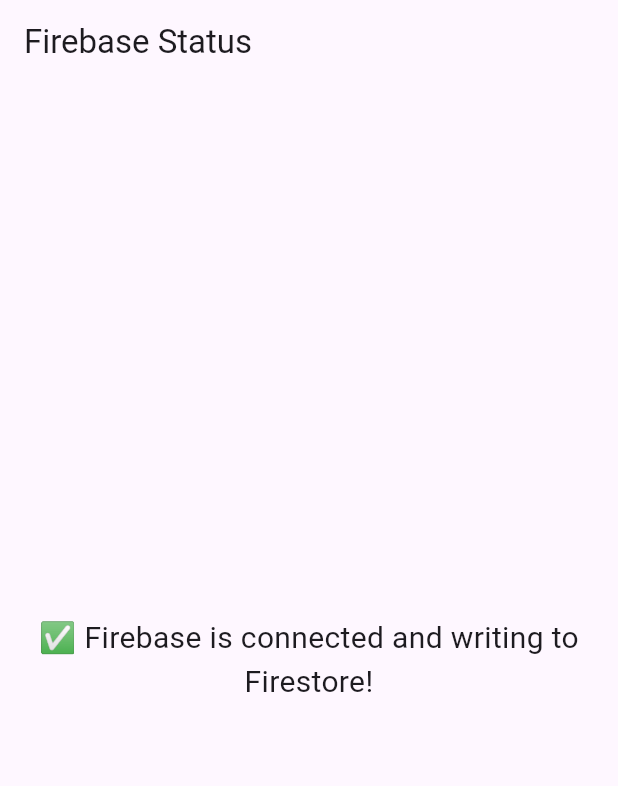
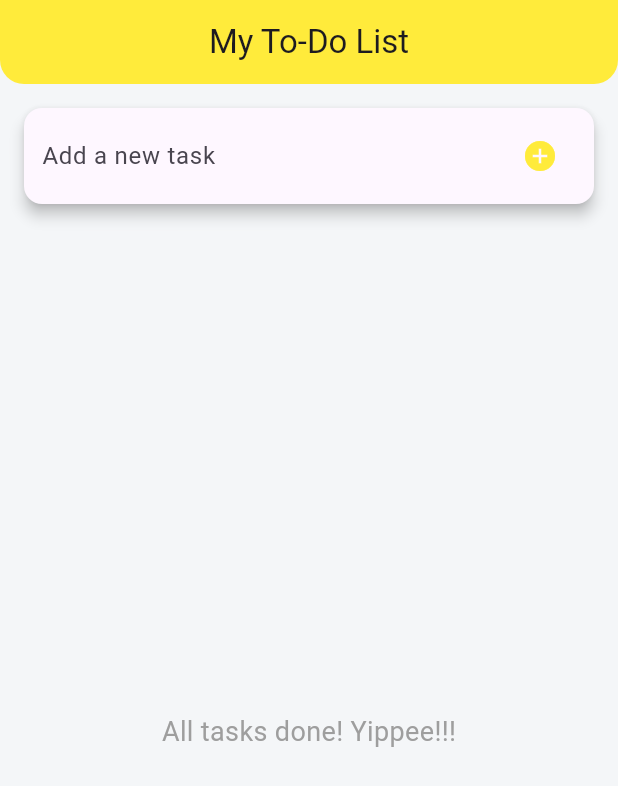
Before and after one commit to lprest/fire_base_app, a Flutter app: the screen it shows after launch, on a phone screen of 412 x 824 dp. Shown: the top 786 px of the screen. Run offline on Flutter 3.47's test engine with Material 3 defaults, Android fonts, the phone set to English and light mode, and no system bars; our stand-ins replace cloud_firestore, firebase_core; accounts and stored records are empty.

Commit message:
Final firebase project

```diff
--- a/lib/main.dart
+++ b/lib/main.dart
@@ -1,87 +1,25 @@
 import 'package:flutter/material.dart';
 import 'package:firebase_core/firebase_core.dart';
-import 'package:cloud_firestore/cloud_firestore.dart';
 import 'firebase_options.dart';
+import 'pages/todo_page.dart';
 
-Future<void> main() async {
+void main() async {
   WidgetsFlutterBinding.ensureInitialized();
   await Firebase.initializeApp(
     options: DefaultFirebaseOptions.currentPlatform,
   );
-  var db = FirebaseFirestore.instance;
-  // Create a new user with a first and last name
-  final user = <String, dynamic>{
-    "first": "Ada",
-    "last": "Lovelace",
-    "born": 1815
-  };
-
-// Add a new document with a generated ID
-  db.collection("users").add(user).then((DocumentReference doc) =>
-      print('DocumentSnapshot added with ID: ${doc.id}'));
-
-  await db.collection("users").get().then((event) {
-    for (var doc in event.docs) {
-      print("${doc.id} => ${doc.data()}");
-    }
-  });
-
-  runApp(const MyApp());
+  runApp(const ToDoApp());
 }
 
-class MyApp extends StatelessWidget {
-  const MyApp({super.key});
+class ToDoApp extends StatelessWidget {
+  const ToDoApp({super.key});
 
   @override
   Widget build(BuildContext context) {
     return MaterialApp(
-      title: 'Firebase Connection Test',
-      home: const FirebaseCheckPage(),
+      title: 'Firebase To-Do List',
+      theme: ThemeData(primarySwatch: Colors.teal),
+      home: const ToDoPage(),
     );
   }
 }
-
-class FirebaseCheckPage extends StatefulWidget {
-  const FirebaseCheckPage({super.key});
-
-  @override
-  State<FirebaseCheckPage> createState() => _FirebaseCheckPageState();
-}
-
-class _FirebaseCheckPageState extends State<FirebaseCheckPage> {
-  String _statusMessage = 'Checking Firebase connection...';
-
-  @override
-  void initState() {
-    super.initState();
-    _checkFirebase();
-  }
-
-  Future<void> _checkFirebase() async {
-    try {
-      await Firebase.initializeApp();
-      await FirebaseFirestore.instance.collection('test').add({'connected': true});
-      setState(() {
-        _statusMessage = '✅ Firebase is connected and writing to Firestore!';
-      });
-    } catch (e) {
-      setState(() {
-        _statusMessage = '❌ Firebase connection failed: $e';
-      });
-    }
-  }
-
-  @override
-  Widget build(BuildContext context) {
-    return Scaffold(
-      appBar: AppBar(title: const Text('Firebase Status')),
-      body: Center(
-        child: Text(
-          _statusMessage,
-          textAlign: TextAlign.center,
-          style: const TextStyle(fontSize: 20),
-        ),
-      ),
-    );
-  }
-}
--- /dev/null
+++ b/lib/pages/todo_page.dart
@@ -0,0 +1,105 @@
+import 'package:flutter/material.dart';
+import 'package:cloud_firestore/cloud_firestore.dart';
+import '../services/task_service.dart';
+import '../widgets/task_tile.dart';
+
+class ToDoPage extends StatefulWidget {
+  const ToDoPage({super.key});
+
+  @override
+  State<ToDoPage> createState() => _ToDoPageState();
+}
+
+class _ToDoPageState extends State<ToDoPage> {
+  final TextEditingController _controller = TextEditingController();
+
+  void _handleAddTask() {
+    if (_controller.text.trim().isEmpty) return;
+    TaskService.addTask(_controller.text.trim());
+    _controller.clear();
+  }
+
+  @override
+  Widget build(BuildContext context) {
+    return Scaffold(
+      backgroundColor: const Color(0xFFF4F6F8),
+      appBar: AppBar(
+        title: const Text('My To-Do List'),
+        centerTitle: true,
+        backgroundColor: Colors.yellow,
+        elevation: 0,
+        shape: const RoundedRectangleBorder(
+          borderRadius: BorderRadius.vertical(bottom: Radius.circular(16)),
+        ),
+      ),
+      body: Column(
+        children: [
+          Padding(
+            padding: const EdgeInsets.all(16),
+            child: Material(
+              elevation: 4,
+              borderRadius: BorderRadius.circular(12),
+              child: Padding(
+                padding: const EdgeInsets.symmetric(horizontal: 12, vertical: 4),
+                child: Row(
+                  children: [
+                    Expanded(
+                      child: TextField(
+                        controller: _controller,
+                        decoration: const InputDecoration(
+                          labelText: 'Add a new task',
+                          border: InputBorder.none,
+                        ),
+                      ),
+                    ),
+                    IconButton(
+                      icon: const Icon(Icons.add_circle, color: Colors.yellow),
+                      onPressed: _handleAddTask,
+                      tooltip: 'Add Task',
+                    ),
+                  ],
+                ),
+              ),
+            ),
+          ),
+          Expanded(
+            child: Container(
+              padding: const EdgeInsets.symmetric(horizontal: 12),
+              child: StreamBuilder<QuerySnapshot>(
+                stream: TaskService.getTaskStream(),
+                builder: (context, snapshot) {
+                  if (snapshot.hasError) {
+                    return const Center(child: Text('Error loading tasks. Booooooo'));
+                  }
+                  if (snapshot.connectionState == ConnectionState.waiting) {
+                    return const Center(child: CircularProgressIndicator());
+                  }
+
+                  final docs = snapshot.data!.docs;
+
+                  if (docs.isEmpty) {
+                    return const Center(
+                      child: Text(
+                        'All tasks done! Yippee!!!',
+                        style: TextStyle(fontSize: 18, color: Colors.grey),
+                      ),
+                    );
+                  }
+
+                  return ListView.separated(
+                    itemCount: docs.length,
+                    itemBuilder: (context, index) {
+                      final doc = docs[index];
+                      return TaskTile(doc: doc);
+                    },
+                    separatorBuilder: (context, index) => const SizedBox(height: 8),
+                  );
+                },
+              ),
+            ),
+          ),
+        ],
+      ),
+    );
+  }
+}
--- /dev/null
+++ b/lib/services/task_service.dart
@@ -0,0 +1,28 @@
+import 'package:cloud_firestore/cloud_firestore.dart';
+
+class TaskService {
+  static final CollectionReference tasks =
+  FirebaseFirestore.instance.collection('tasks');
+
+  static Future<void> addTask(String task) async {
+    if (task.trim().isEmpty) return;
+    await tasks.add({
+      'task': task.trim(),
+      'isDone': false,
+      'timestamp': FieldValue.serverTimestamp(),
+    });
+  }
+
+  static Future<void> deleteTask(String id) async {
+    await tasks.doc(id).delete();
+  }
+
+  static Future<void> toggleDone(DocumentSnapshot doc) async {
+    final current = doc['isDone'] as bool;
+    await tasks.doc(doc.id).update({'isDone': !current});
+  }
+
+  static Stream<QuerySnapshot> getTaskStream() {
+    return tasks.orderBy('timestamp', descending: true).snapshots();
+  }
+}
```
Also changed, not shown: lib/widgets/task_tile.dart (added, +35 -0 lines), 1 other file.
